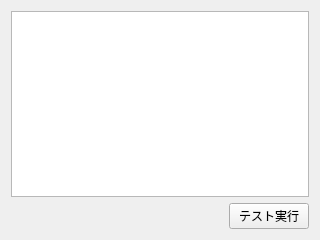
sharkpp/Jugemutter, file src/views/viewtestpage.ui: the form before one commit.
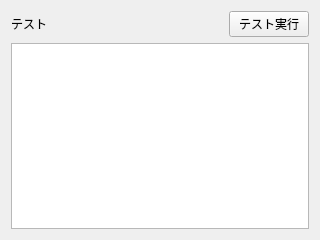
The form after the commit.

Commit message: デバッグ用のボタンの位置を移動

What changed in the file:
```diff
--- a/src/views/viewtestpage.ui
+++ b/src/views/viewtestpage.ui
@@ -21,10 +21,14 @@
     <number>6</number>
    </property>
    <item>
-    <widget class="QTextEdit" name="output"/>
-   </item>
-   <item>
-    <layout class="QHBoxLayout" name="horizontalLayout">
+    <layout class="QHBoxLayout" name="horizontalLayout_2">
+     <item>
+      <widget class="QLabel" name="label">
+       <property name="text">
+        <string>テスト</string>
+       </property>
+      </widget>
+     </item>
      <item>
       <spacer name="horizontalSpacer">
        <property name="orientation">
@@ -47,6 +51,9 @@
      </item>
     </layout>
    </item>
+   <item>
+    <widget class="QTextEdit" name="output"/>
+   </item>
   </layout>
  </widget>
  <resources/>
```
The commit also changes 5 other files.
